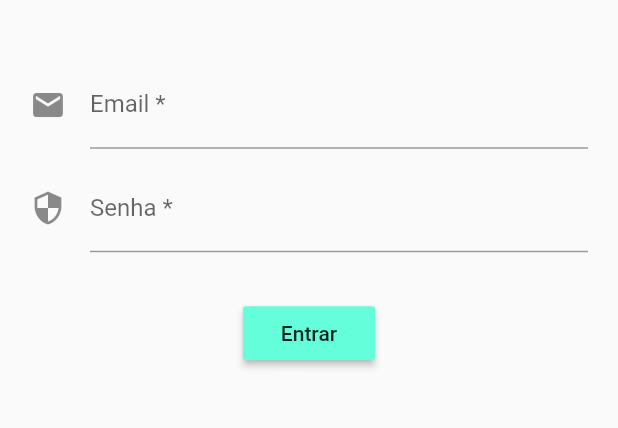
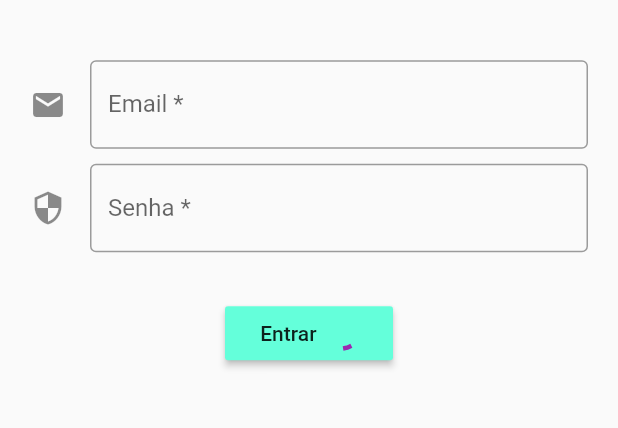
Before and after one commit to fabio-pv/play-layout, a Flutter app: the screen it shows after launch, on a phone screen of 412 x 824 dp, the part 500-928 px from its top. Run offline on Flutter 3.47's test engine with Material 2 defaults, Android fonts, the phone set to English and light mode, and no system bars.

Commit message:
add login modesto

```diff
--- /dev/null
+++ b/lib/Models/token.dart
@@ -0,0 +1,21 @@
+class Token {
+  String accessToken;
+  String tokenType;
+  int expiresIn;
+
+  Token({this.accessToken, this.tokenType, this.expiresIn});
+
+  Token.fromJson(Map<String, dynamic> json) {
+    accessToken = json['access_token'];
+    tokenType = json['token_type'];
+    expiresIn = json['expires_in'];
+  }
+
+  Map<String, dynamic> toJson() {
+    final Map<String, dynamic> data = new Map<String, dynamic>();
+    data['access_token'] = this.accessToken;
+    data['token_type'] = this.tokenType;
+    data['expires_in'] = this.expiresIn;
+    return data;
+  }
+}
--- a/lib/Screens/login.dart
+++ b/lib/Screens/login.dart
@@ -1,7 +1,40 @@
+import 'dart:convert';
+
 import 'package:flutter/material.dart';
 import 'package:flutter/rendering.dart';
+import 'package:play_layout/Models/token.dart';
+import 'package:http/http.dart' as http;
 
-class Login extends StatelessWidget {
+class Login extends StatefulWidget {
+  @override
+  _LoginState createState() => _LoginState();
+}
+
+class _LoginState extends State<Login> {
+  @override
+  void initState() {
+    super.initState();
+  }
+
+  var emailController = TextEditingController();
+  var passwordController = TextEditingController();
+
+  Future<Token> doAuth() async {
+    final String email = emailController.text;
+    final String password = passwordController.text;
+
+    final response = await http.post('http://192.168.0.7:666/api/v1/login',
+        body: {'email': email, 'password': password});
+
+    if (response.statusCode != 200) {
+      throw Exception('Falhah');
+    }
+
+    Token token = Token.fromJson(jsonDecode(response.body));
+
+    print(token.accessToken);
+  }
+
   @override
   Widget build(BuildContext context) {
     return Scaffold(
@@ -27,7 +60,9 @@ class Login extends StatelessWidget {
               Container(
                 margin: EdgeInsets.only(bottom: 10),
                 child: TextFormField(
+                  controller: emailController,
                   decoration: InputDecoration(
+                    border: OutlineInputBorder(),
                     icon: Icon(Icons.mail),
                     labelText: 'Email *',
                   ),
@@ -36,7 +71,10 @@ class Login extends StatelessWidget {
               Container(
                 margin: EdgeInsets.only(bottom: 10),
                 child: TextFormField(
+                  obscureText: true,
+                  controller: passwordController,
                   decoration: InputDecoration(
+                    border: OutlineInputBorder(),
                     icon: Icon(Icons.security),
                     labelText: 'Senha *',
                   ),
@@ -46,9 +84,27 @@ class Login extends StatelessWidget {
                 margin: EdgeInsets.only(top: 20),
                 child: RaisedButton(
                   onPressed: () {
-                    print('2222222222222222222');
+                    doAuth();
                   },
-                  child: Text('Entrar'),
+                  child: Container(
+                    width: 80,
+                    child: Row(
+                      mainAxisAlignment: MainAxisAlignment.spaceEvenly,
+                      children: <Widget>[
+                        Text('Entrar'),
+                        SizedBox(
+                          height: 20,
+                          width: 20,
+                          child: CircularProgressIndicator(
+                            valueColor: AlwaysStoppedAnimation(
+                              Colors.purple,
+                            ),
+                            strokeWidth: 3.0,
+                          ),
+                        )
+                      ],
+                    ),
+                  ),
                   color: Colors.tealAccent,
                 ),
               ),
--- a/pubspec.yaml
+++ b/pubspec.yaml
@@ -23,6 +23,7 @@ dependencies:
   # The following adds the Cupertino Icons font to your application.
   # Use with the CupertinoIcons class for iOS style icons.
   cupertino_icons: ^0.1.2
+  http: ^0.12.0+4
 
 dev_dependencies:
   flutter_test:
```
Also changed, not shown: pubspec.lock.
